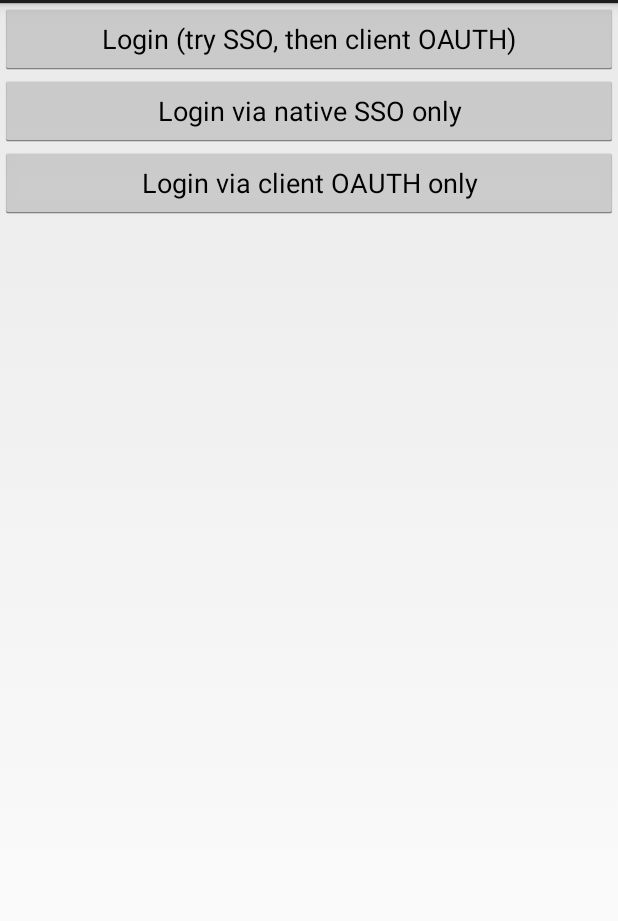
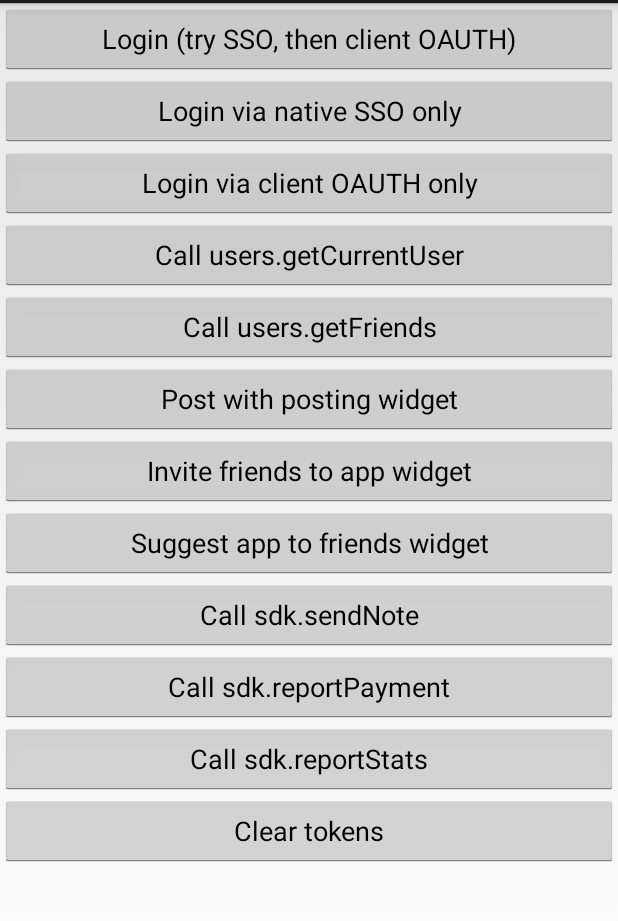
Before and after one commit to odnoklassniki/ok-android-sdk, an Android app: the layout activity_main.xml on its own in the app's theme, with its tools: preview values and no code run, on a phone screen of 412 x 824 dp, the part 69-990 px from its top. Run offline under Robolectric (Android 15) with nearby library versions, the phone set to English and light mode, and no system bars.

Commit message:
more logging for typical problems with sdk.reportPayment sample app: added a sample for sdk.reportStats; added READ_PHONE_STATE permission as required for sdk methods

```diff
--- a/build.gradle
+++ b/build.gradle
@@ -4,14 +4,14 @@ buildscript {
         jcenter()
     }
     dependencies {
-        classpath 'com.android.tools.build:gradle:3.0.0'
+        classpath 'com.android.tools.build:gradle:3.0.1'
         classpath 'org.ajoberstar:gradle-git:1.6.0'
     }
 }
 
 allprojects {
     group = 'ru.ok'
-    version = '2.1.4'
+    version = '2.1.5'
 
     repositories {
         mavenCentral()
--- a/odnoklassniki-android-sdk-example/src/main/AndroidManifest.xml
+++ b/odnoklassniki-android-sdk-example/src/main/AndroidManifest.xml
@@ -3,6 +3,7 @@
     xmlns:android="http://schemas.android.com/apk/res/android">
 
     <uses-permission android:name="android.permission.INTERNET" />
+    <uses-permission android:name="android.permission.READ_PHONE_STATE" />
 
     <application
         android:allowBackup="true"
--- a/odnoklassniki-android-sdk-example/src/main/res/layout/activity_main.xml
+++ b/odnoklassniki-android-sdk-example/src/main/res/layout/activity_main.xml
@@ -1,94 +1,112 @@
-<RelativeLayout xmlns:android="http://schemas.android.com/apk/res/android"
+<LinearLayout
+    xmlns:android="http://schemas.android.com/apk/res/android"
     xmlns:tools="http://schemas.android.com/tools"
     android:layout_width="match_parent"
     android:layout_height="match_parent"
-    tools:context=".MainActivity">
+    android:orientation="vertical"
+    tools:context=".MainActivity"
+    >
 
     <LinearLayout
         android:id="@+id/login_block"
         android:layout_width="match_parent"
         android:layout_height="wrap_content"
-        android:orientation="vertical">
+        android:orientation="vertical"
+        >
 
         <Button
             android:id="@+id/sdk_login_any"
             android:layout_width="fill_parent"
             android:layout_height="wrap_content"
-            android:text="@string/login" />
+            android:text="@string/login"
+            />
 
         <Button
             android:id="@+id/sdk_login_sso"
             android:layout_width="fill_parent"
             android:layout_height="wrap_content"
-            android:text="@string/login_sso" />
+            android:text="@string/login_sso"
+            />
 
         <Button
             android:id="@+id/sdk_login_oauth"
             android:layout_width="fill_parent"
             android:layout_height="wrap_content"
-            android:text="@string/login_oauth" />
+            android:text="@string/login_oauth"
+            />
     </LinearLayout>
 
-    <RelativeLayout
+    <LinearLayout
         android:id="@+id/sdk_form"
-        android:layout_width="fill_parent"
-        android:layout_height="fill_parent"
-        android:visibility="gone">
+        android:layout_width="match_parent"
+        android:layout_height="wrap_content"
+        android:orientation="vertical"
+        android:visibility="gone"
+        tools:visibility="visible"
+        >
 
         <Button
             android:id="@+id/sdk_get_currentuser"
             android:layout_width="fill_parent"
             android:layout_height="wrap_content"
-            android:text="@string/call_users_get_current_user" />
+            android:text="@string/call_users_get_current_user"
+            />
 
         <Button
             android:id="@+id/sdk_get_friends"
             android:layout_width="fill_parent"
             android:layout_height="wrap_content"
-            android:layout_below="@id/sdk_get_currentuser"
-            android:text="@string/call_user_get_friends" />
+            android:text="@string/call_user_get_friends"
+            />
 
         <Button
             android:id="@+id/sdk_post"
             android:layout_width="fill_parent"
             android:layout_height="wrap_content"
-            android:layout_below="@id/sdk_get_friends"
-            android:text="@string/post_widget" />
+            android:text="@string/post_widget"
+            />
 
         <Button
             android:id="@+id/sdk_app_invite"
             android:layout_width="fill_parent"
             android:layout_height="wrap_content"
-            android:layout_below="@id/sdk_post"
-            android:text="@string/app_invite_widget" />
+            android:text="@string/app_invite_widget"
+            />
 
         <Button
             android:id="@+id/sdk_app_suggest"
             android:layout_width="fill_parent"
             android:layout_height="wrap_content"
-            android:layout_below="@id/sdk_app_invite"
-            android:text="@string/app_suggest_widget" />
+            android:text="@string/app_suggest_widget"
+            />
 
         <Button
             android:id="@+id/sdk_send_note"
             android:layout_width="fill_parent"
             android:layout_height="wrap_content"
-            android:layout_below="@id/sdk_app_suggest"
-            android:text="@string/call_sdk_send_note" />
+            android:text="@string/call_sdk_send_note"
+            />
 
         <Button
             android:id="@+id/sdk_report_payment"
             android:layout_width="match_parent"
             android:layout_height="wrap_content"
-            android:layout_below="@id/sdk_send_note"
-            android:text="@string/call_report_payment" />
+            android:text="@string/call_report_payment"
+            />
+
+        <Button
+            android:id="@+id/sdk_report_stats"
+            android:layout_width="match_parent"
+            android:layout_height="wrap_content"
+            android:text="@string/call_report_stats"
+            />
 
         <Button
             android:id="@+id/sdk_logout"
             android:layout_width="fill_parent"
             android:layout_height="wrap_content"
-            android:layout_alignParentBottom="true"
-            android:text="@string/clear_tokens" />
-    </RelativeLayout>
+            android:text="@string/clear_tokens"
+            />
+    </LinearLayout>
 
-</RelativeLayout>
+</LinearLayout>
--- a/odnoklassniki-android-sdk-example/src/main/res/values/strings.xml
+++ b/odnoklassniki-android-sdk-example/src/main/res/values/strings.xml
@@ -16,4 +16,5 @@
     <string name="clear_tokens">Clear tokens</string>
     <string name="call_sdk_send_note">Call sdk.sendNote</string>
     <string name="call_report_payment">Call sdk.reportPayment</string>
+    <string name="call_report_stats">Call sdk.reportStats</string>
 </resources>
--- a/odnoklassniki-android-sdk/src/main/java/ru/ok/android/sdk/Shared.java
+++ b/odnoklassniki-android-sdk/src/main/java/ru/ok/android/sdk/Shared.java
@@ -57,4 +57,6 @@ public interface Shared {
     int OK_SUGGESTING_REQUEST_CODE = 22893;
 
     String LOG_TAG = "ok_android_sdk";
+
+    int ERROR_PERMISSION_DENIED = 10;
 }
```
Also changed, not shown: odnoklassniki-android-sdk-example/src/main/java/ru/ok/android/sdk/example/MainActivity.java (+49 -16 lines), odnoklassniki-android-sdk/src/main/java/ru/ok/android/sdk/util/OkPayment.java (+7 -1 lines), 1 other file.
